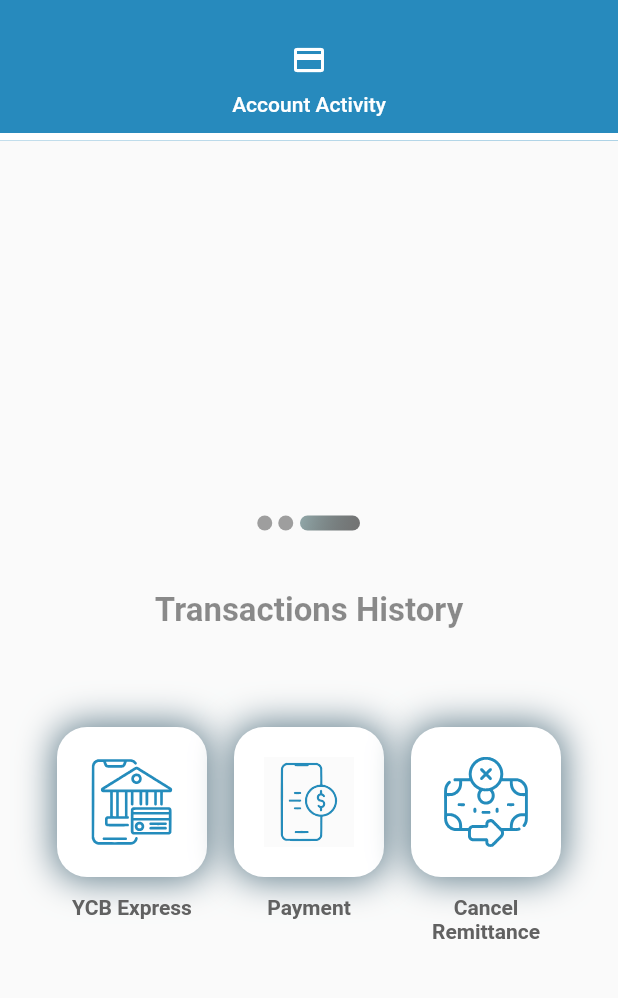
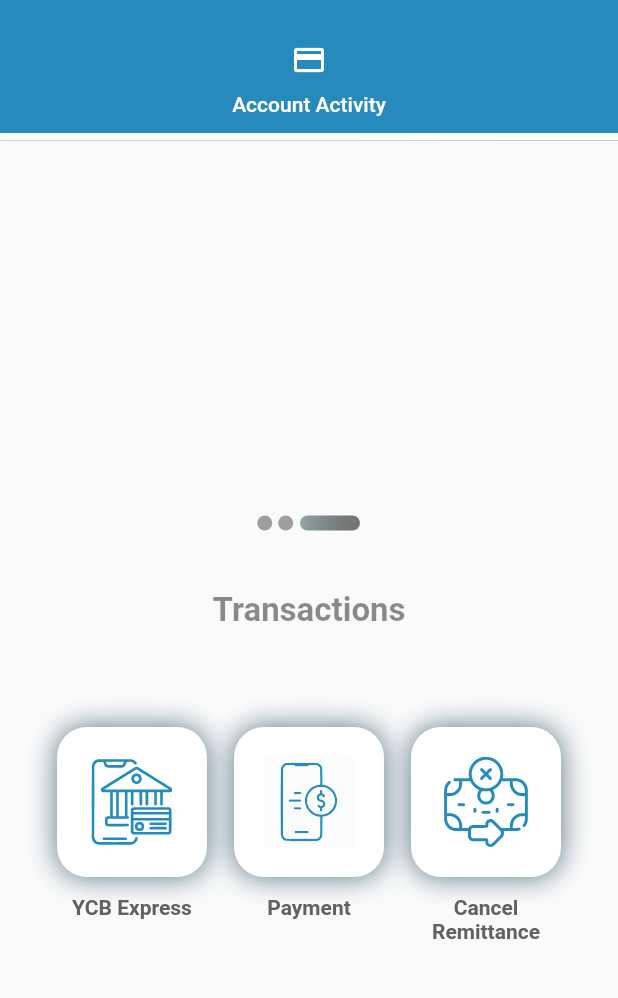
Before and after one commit to HajerAlmatari/walletV2, a Flutter app: the screen it shows once a user with an empty profile is signed in, in the side drawer, after a tap on "Wallet", on a phone screen of 412 x 824 dp, the part 59-1057 px from its top. Run offline on Flutter 3.47's test engine with Material 2 defaults, Android fonts, the phone set to English and light mode, and no system bars; drawn by our look-alikes of carousel_slider; our stand-ins replace dropdown_button2, email_validator, firebase_auth, firebase_core, flutter_easyloading, flutter_pw_validator and 5 more; missing offline and left inert: qr_code_scanner; accounts and stored records are empty; network calls fail.

Commit message:
sprint2.3.1

```diff
--- a/lib/screens/credit_card_screen.dart
+++ b/lib/screens/credit_card_screen.dart
@@ -104,7 +104,7 @@ class _CreditCardScreenState extends State<CreditCardScreen> {
                   height: 30,
                 ),
                 Text(
-                  "Transactions History",
+                  "Transactions",
                   style: const TextStyle(
                       fontSize: 22,
                       fontWeight: FontWeight.bold,
--- a/lib/screens/transactions/my_buttons.dart
+++ b/lib/screens/transactions/my_buttons.dart
@@ -26,8 +26,8 @@ class MyButton extends StatelessWidget {
                   borderRadius: BorderRadius.circular(20),
                   boxShadow: const [BoxShadow(
                     color: Colors.blueGrey,
-                    blurRadius: 20,
-                    spreadRadius: 2,
+                    blurRadius: 15,
+                    spreadRadius: .01,
 
                   )]
               ),
--- a/lib/widgets/drawer.dart
+++ b/lib/widgets/drawer.dart
@@ -52,7 +52,7 @@ class NavigationDrawer extends StatelessWidget {
       );
 
   Widget buildHeader(BuildContext context) => Material(
-      color: Color.fromRGBO(120, 148, 150, 0.8),
+      color: Color.fromRGBO(39, 138, 189, 1),
       child: InkWell(
         onTap: () {
           Navigator.push(
@@ -67,23 +67,23 @@ class NavigationDrawer extends StatelessWidget {
             ),
             child: Column(
               children: const [
-                CircleAvatar(
-                  radius: 52,
-                  backgroundImage: AssetImage("assets/icons/avatar_1.png"),
-                  // backgroundImage: Image.network(user!.photoURL.toString()).image,
-                ),
+                // CircleAvatar(
+                //   radius: 52,
+                //   backgroundImage: AssetImage("assets/icons/avatar_1.png"),
+                //   // backgroundImage: Image.network(user!.photoURL.toString()).image,
+                // ),
                 SizedBox(
                   height: 12,
                 ),
                 Text(
                     // user.displayName!.toString(),
                   "User Name",
-                  style: TextStyle(fontSize: 28, color: Colors.black),
+                  style: TextStyle(fontSize: 28, color: Colors.white70),
                 ),
                 Text(
                     // user.email!.toString(),
                   "User Email",
-                  style: TextStyle(fontSize: 16, color: Colors.black),
+                  style: TextStyle(fontSize: 16, color: Colors.white70),
                 )
               ],
             )),
@@ -113,34 +113,32 @@ class NavigationDrawer extends StatelessWidget {
                     MaterialPageRoute(builder: (context) => const NavScreen()));
               },
             ),
+            // ListTile(
+            //   leading: Icon(Icons.message),
+            //   title: Text("MESSAGES"),
+            //   onTap: () {},
+            // ),
+            // ListTile(
+            //   leading: Icon(Icons.monetization_on),
+            //   title: Text("UTILITY BILLS"),
+            //   onTap: () {},
+            // ),
             ListTile(
-              leading: Icon(Icons.message),
-              title: Text("MESSAGES"),
+              leading: Icon(Icons.money),
+              title: Text("Account Transaction"),
               onTap: () {},
             ),
-            ListTile(
-              leading: Icon(Icons.monetization_on),
-              title: Text("UTILITY BILLS"),
-              onTap: () {},
-            ),
-            ListTile(
-              leading: Icon(Icons.money),
-              title: Text("FUNDS TRANSFER"),
-              onTap: () {},
-            ),
-            ListTile(
-              leading: Icon(Icons.house_siding),
-              title: Text("BRANCHES"),
-              onTap: () {},
-            ),
-            const Divider(
-              color: Colors.black26,
-            ),
-            ListTile(
-              leading: Icon(Icons.design_services_rounded),
-              title: Text("SERVICES"),
-              onTap: () {},
-            ),
+            // ListTile(
+            //   leading: Icon(Icons.house_siding),
+            //   title: Text("BRANCHES"),
+            //   onTap: () {},
+            // ),
+
+            // ListTile(
+            //   leading: Icon(Icons.design_services_rounded),
+            //   title: Text("SERVICES"),
+            //   onTap: () {},
+            // ),
             ListTile(
               leading: Icon(Icons.person),
               title: Text("PROFILE"),
@@ -151,11 +149,15 @@ class NavigationDrawer extends StatelessWidget {
                         builder: (context) => const SettingScreen()));
               },
             ),
+            const Divider(
+              color: Colors.black26,
+            ),
             ListTile(
+
               leading: Icon(Icons.logout),
               title: Text("Logout"),
              onTap: (){
-               //
+
                // final provider = Provider.of<GoogleSignInProvider>(context,listen: false);
                // provider.googleLogOut();
                // FirebaseAuth.instance.signOut();
--- a/lib/widgets/my_card.dart
+++ b/lib/widgets/my_card.dart
@@ -24,7 +24,7 @@ class MyCard extends StatelessWidget {
       height: 170,
       child: Card(
         clipBehavior: Clip.antiAlias,
-        elevation: 5,
+        elevation: 2,
         shape: RoundedRectangleBorder(
           borderRadius: BorderRadius.circular(32),
         ),
```
